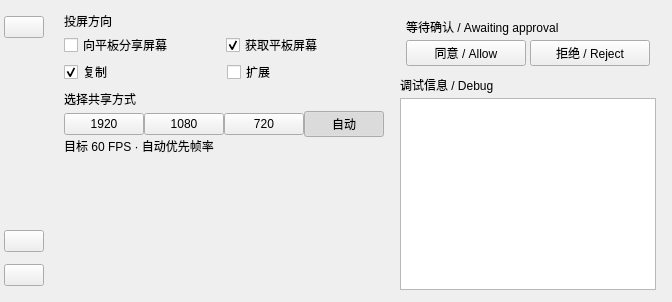
Old version of the form Fukaros/mainwindow.ui in the repository HuTaoUnknow/Fukaros-Furina.
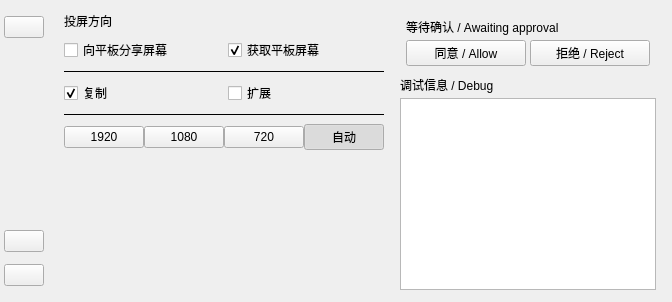
New version of the form. Icons and pictures are not drawn.

The edit to the form file:
```diff
--- a/Fukaros/mainwindow.ui
+++ b/Fukaros/mainwindow.ui
@@ -262,7 +262,7 @@
            <widget class="QWidget" name="directionPanel">
             <layout class="QVBoxLayout" name="directionLayout">
              <property name="spacing">
-              <number>3</number>
+              <number>8</number>
              </property>
              <property name="leftMargin">
               <number>0</number>
@@ -322,6 +322,16 @@
                 <property name="bottomMargin">
                  <number>0</number>
                 </property>
+                <item>
+                 <widget class="QFrame" name="modeSeparator">
+                  <property name="frameShape">
+                   <enum>QFrame::HLine</enum>
+                  </property>
+                  <property name="frameShadow">
+                   <enum>QFrame::Plain</enum>
+                  </property>
+                 </widget>
+                </item>
                 <item>
                  <layout class="QHBoxLayout" name="modeChoices">
                   <item>
@@ -343,19 +353,22 @@
                   </item>
                  </layout>
                 </item>
-                <item>
-                 <widget class="QLabel" name="castHint">
-                  <property name="text">
-                   <string>选择共享方式</string>
-                  </property>
-                  <property name="wordWrap">
-                   <bool>true</bool>
-                  </property>
-                 </widget>
-                </item>
+                <property name="spacing">
+                 <number>8</number>
+                </property>
                </layout>
               </widget>
              </item>
+             <item>
+              <widget class="QFrame" name="resolutionSeparator">
+               <property name="frameShape">
+                <enum>QFrame::HLine</enum>
+               </property>
+               <property name="frameShadow">
+                <enum>QFrame::Plain</enum>
+               </property>
+              </widget>
+             </item>
              <item>
               <widget class="QWidget" name="resolutionPanel">
                <layout class="QVBoxLayout" name="resolutionLayout">
@@ -442,16 +455,6 @@
                   </item>
                  </layout>
                 </item>
-                <item>
-                 <widget class="QLabel" name="performanceHint">
-                  <property name="text">
-                   <string>目标 60 FPS · 自动优先帧率</string>
-                  </property>
-                  <property name="wordWrap">
-                   <bool>true</bool>
-                  </property>
-                 </widget>
-                </item>
                </layout>
               </widget>
              </item>
```
Left out of the diff: 67 changed lines with no effect on the pictures.
